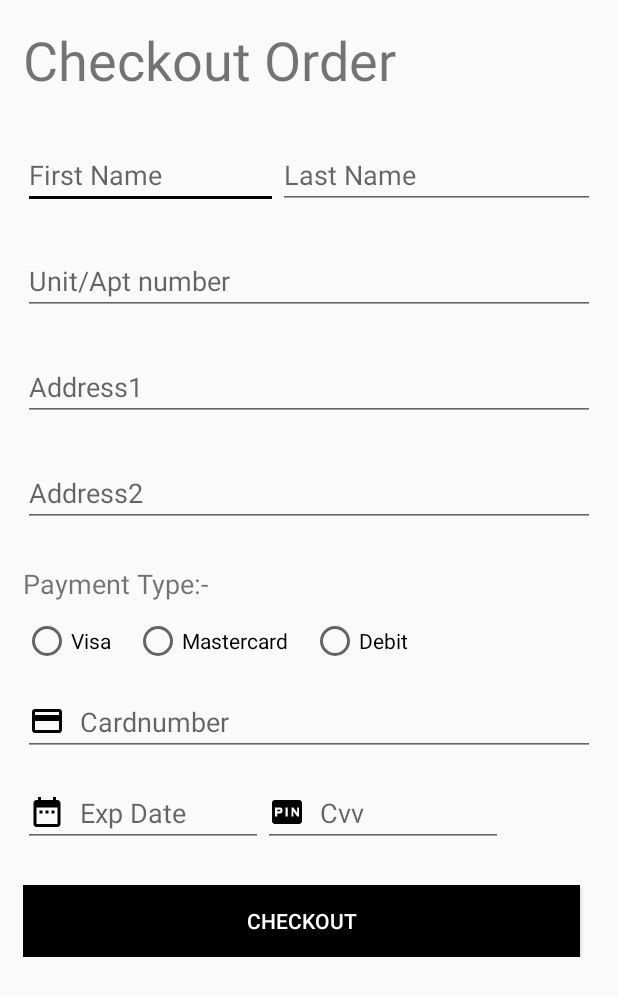
After one commit to Harshu1909/AndroidProject, an Android app: the CheckoutItem screen opened directly, with no data from a screen before it, on a phone screen of 412 x 824 dp. The commit adds this screen. Shown: the top 996 px of the screen. Run offline under Robolectric (Android 15) with nearby library versions, the phone set to English and light mode, and no system bars.

Commit message:
Checkout page

```diff
--- a/Assignment1/app/src/main/AndroidManifest.xml
+++ b/Assignment1/app/src/main/AndroidManifest.xml
@@ -19,10 +19,12 @@
         <activity android:name=".registration" />
         <activity android:name=".ViewItemList" />
         <activity android:name=".HomeMenu" />
-        <activity android:name=".ViewItemDetails"></activity>
-        <activity android:name=".ViewAccount"></activity>
-        <activity android:name=".BuyItems"></activity>
-        <activity android:name=".UpdateAccount"></activity>
+        <activity android:name=".ViewItemDetails" />
+        <activity android:name=".ViewAccount" />
+        <activity android:name=".BuyItems" />
+        <activity android:name=".UpdateAccount" />
+        <activity android:name=".CheckoutItem"
+            android:theme="@style/AppTheme.NoActionBar"/>
     </application>
 
 </manifest>
--- /dev/null
+++ b/Assignment1/app/src/main/java/com/example/harshpatel/assignment1/CheckoutItem.java
@@ -0,0 +1,25 @@
+package com.example.harshpatel.assignment1;
+
+import android.content.Intent;
+import android.support.v7.app.AppCompatActivity;
+import android.os.Bundle;
+import android.view.View;
+import android.widget.Toast;
+
+public class CheckoutItem extends AppCompatActivity {
+
+    @Override
+    protected void onCreate(Bundle savedInstanceState) {
+        super.onCreate(savedInstanceState);
+        setContentView(R.layout.activity_checkout_item);
+    }
+
+    public void checkout(View view) {
+
+        Toast.makeText(this, "Order Confirm", Toast.LENGTH_SHORT).show();
+        Intent booklist = new Intent(CheckoutItem.this,ViewItemList.class);
+
+        startActivity(booklist);
+        this.finish();
+    }
+}
--- a/Assignment1/app/src/main/java/com/example/harshpatel/assignment1/ViewItemDetails.java
+++ b/Assignment1/app/src/main/java/com/example/harshpatel/assignment1/ViewItemDetails.java
@@ -1,7 +1,9 @@
 package com.example.harshpatel.assignment1;
 
+import android.content.Intent;
 import android.support.v7.app.AppCompatActivity;
 import android.os.Bundle;
+import android.view.View;
 
 public class ViewItemDetails extends AppCompatActivity {
 
@@ -10,4 +12,19 @@ public class ViewItemDetails extends AppCompatActivity {
         super.onCreate(savedInstanceState);
         setContentView(R.layout.activity_view_item_details);
     }
+
+    public void checkoutItem(View view) {
+
+        Intent checkoutItem = new Intent(ViewItemDetails.this,CheckoutItem.class);
+        startActivity(checkoutItem);
+    }
+
+    public void cancel(View view) {
+
+        Intent cancel = new Intent(ViewItemDetails.this,ViewItemList.class);
+        startActivity(cancel);
+        this.finish();
+    }
+
+
 }
--- /dev/null
+++ b/Assignment1/app/src/main/res/drawable/calander.xml
@@ -0,0 +1,9 @@
+<vector xmlns:android="http://schemas.android.com/apk/res/android"
+        android:width="24dp"
+        android:height="24dp"
+        android:viewportWidth="24.0"
+        android:viewportHeight="24.0">
+    <path
+        android:fillColor="#FF000000"
+        android:pathData="M9,11L7,11v2h2v-2zM13,11h-2v2h2v-2zM17,11h-2v2h2v-2zM19,4h-1L18,2h-2v2L8,4L8,2L6,2v2L5,4c-1.11,0 -1.99,0.9 -1.99,2L3,20c0,1.1 0.89,2 2,2h14c1.1,0 2,-0.9 2,-2L21,6c0,-1.1 -0.9,-2 -2,-2zM19,20L5,20L5,9h14v11z"/>
+</vector>
--- /dev/null
+++ b/Assignment1/app/src/main/res/drawable/creditcard.xml
@@ -0,0 +1,9 @@
+<vector xmlns:android="http://schemas.android.com/apk/res/android"
+        android:width="24dp"
+        android:height="24dp"
+        android:viewportWidth="24.0"
+        android:viewportHeight="24.0">
+    <path
+        android:fillColor="#FF000000"
+        android:pathData="M20,4L4,4c-1.11,0 -1.99,0.89 -1.99,2L2,18c0,1.11 0.89,2 2,2h16c1.11,0 2,-0.89 2,-2L22,6c0,-1.11 -0.89,-2 -2,-2zM20,18L4,18v-6h16v6zM20,8L4,8L4,6h16v2z"/>
+</vector>
--- /dev/null
+++ b/Assignment1/app/src/main/res/drawable/cvv.xml
@@ -0,0 +1,9 @@
+<vector xmlns:android="http://schemas.android.com/apk/res/android"
+        android:width="24dp"
+        android:height="24dp"
+        android:viewportWidth="24.0"
+        android:viewportHeight="24.0">
+    <path
+        android:fillColor="#FF000000"
+        android:pathData="M5.5,10.5h2v1h-2zM20,4L4,4c-1.11,0 -1.99,0.89 -1.99,2L2,18c0,1.11 0.89,2 2,2h16c1.11,0 2,-0.89 2,-2L22,6c0,-1.11 -0.89,-2 -2,-2zM9,11.5c0,0.85 -0.65,1.5 -1.5,1.5h-2v2L4,15L4,9h3.5c0.85,0 1.5,0.65 1.5,1.5v1zM12.5,15L11,15L11,9h1.5v6zM20,15h-1.2l-2.55,-3.5L16.25,15L15,15L15,9h1.25l2.5,3.5L18.75,9L20,9v6z"/>
+</vector>
--- /dev/null
+++ b/Assignment1/app/src/main/res/layout/activity_checkout_item.xml
@@ -0,0 +1,176 @@
+<?xml version="1.0" encoding="utf-8"?>
+<ScrollView
+    android:layout_width="match_parent"
+    android:layout_height="match_parent"
+    xmlns:android="http://schemas.android.com/apk/res/android" >
+    <LinearLayout xmlns:android="http://schemas.android.com/apk/res/android"
+        xmlns:app="http://schemas.android.com/apk/res-auto"
+        xmlns:tools="http://schemas.android.com/tools"
+        android:layout_width="match_parent"
+        android:layout_height="match_parent"
+        android:orientation="vertical"
+
+        android:padding="15dp"
+        tools:context=".registration">
+
+        <TextView
+            android:layout_width="wrap_content"
+            android:layout_height="wrap_content"
+            android:textSize="36dp"
+            android:text="Checkout Order"
+            />
+
+        <LinearLayout
+            android:layout_width="wrap_content"
+            android:layout_height="wrap_content"
+            android:orientation="horizontal"
+            android:layout_marginTop="30dp">
+
+
+            <EditText
+                android:id="@+id/FCname"
+                android:layout_width="170dp"
+                android:layout_height="wrap_content"
+                android:ems="10"
+                android:inputType="textPersonName"
+                android:hint="First Name" />
+
+            <EditText
+                android:id="@+id/LCname"
+                android:layout_width="wrap_content"
+                android:layout_height="wrap_content"
+                android:ems="10"
+                android:inputType="textPersonName"
+                android:hint="Last Name" />
+
+        </LinearLayout>
+
+        <EditText
+            android:id="@+id/CUnitnumber"
+            android:layout_width="match_parent"
+            android:layout_height="wrap_content"
+            android:ems="10"
+            android:layout_marginTop="25dp"
+            android:inputType="textPostalAddress"
+            android:hint="Unit/Apt number" />
+
+        <EditText
+            android:id="@+id/CAddress1"
+            android:layout_width="match_parent"
+            android:layout_height="wrap_content"
+            android:layout_marginTop="25dp"
+            android:ems="10"
+            android:inputType="textPostalAddress"
+            android:hint="Address1" />
+
+
+        <EditText
+            android:id="@+id/CAddress2"
+            android:layout_width="match_parent"
+            android:layout_height="wrap_content"
+            android:layout_marginTop="25dp"
+            android:ems="10"
+            android:inputType="textPostalAddress"
+            android:hint="Address2" />
+
+        <TextView
+            android:layout_width="wrap_content"
+            android:layout_height="wrap_content"
+            android:layout_marginTop="25dp"
+            android:textSize="18dp"
+            android:text="Payment Type:-"/>
+
+        <LinearLayout
+            android:layout_width="wrap_content"
+            android:layout_height="wrap_content"
+            android:orientation="horizontal"
+            android:layout_marginTop="10dp">
+
+            <RadioButton
+                android:id="@+id/Ptype1"
+                android:layout_width="wrap_content"
+                android:layout_height="wrap_content"
+                android:text="Visa" />
+
+            <RadioButton
+                android:id="@+id/Ptype2"
+                android:layout_width="match_parent"
+                android:layout_height="wrap_content"
+                android:layout_marginLeft="15dp"
+                android:text="Mastercard" />
+
+            <RadioButton
+                android:id="@+id/Ptype3"
+                android:layout_width="match_parent"
+                android:layout_height="wrap_content"
+                android:layout_marginLeft="15dp"
+                android:text="Debit" />
+
+
+
+
+        </LinearLayout>
+        <EditText
+            android:id="@+id/Cardnumber"
+            android:layout_width="match_parent"
+            android:layout_height="wrap_content"
+            android:layout_marginTop="15dp"
+            android:ems="10"
+            android:inputType="number"
+            android:drawableLeft="@drawable/creditcard"
+            android:drawablePadding="10dp"
+            android:hint="Cardnumber" />
+
+        <LinearLayout
+            android:layout_width="match_parent"
+            android:layout_height="wrap_content"
+
+
+            android:orientation="horizontal">
+
+            <EditText
+                android:id="@+id/ExpDate"
+                android:layout_width="160dp"
+                android:layout_height="wrap_content"
+                android:layout_marginTop="15dp"
+                android:ems="10"
+                android:inputType="date"
+                android:drawableLeft="@drawable/calander"
+                android:drawablePadding="10dp"
+                android:hint="Exp Date" />
+
+            <EditText
+                android:id="@+id/Cvv"
+                android:layout_width="160dp"
+                android:layout_height="wrap_content"
+                android:layout_marginTop="15dp"
+                android:ems="10"
+                android:inputType="numberPassword"
+                android:drawableLeft="@drawable/cvv"
+                android:drawablePadding="10dp"
+                android:hint="Cvv" />
+
+        </LinearLayout>
+
+        <LinearLayout
+            android:layout_width="match_parent"
+            android:layout_height="wrap_content"
+            android:gravity="center"
+            android:layout_marginTop="25dp"
+            android:orientation="horizontal">
+
+            <Button
+                android:layout_width="match_parent"
+                android:layout_height="wrap_content"
+                android:onClick="checkout"
+                android:layout_marginRight="10dp"
+                android:background="@color/colorPrimaryDark"
+                android:textColor="@color/White"
+                android:text="Checkout"/>
+
+        </LinearLayout>
+
+
+
+    </LinearLayout>
+</ScrollView>
--- a/Assignment1/app/src/main/res/layout/activity_view_item_details.xml
+++ b/Assignment1/app/src/main/res/layout/activity_view_item_details.xml
@@ -16,6 +16,7 @@
             android:layout_marginRight="5dp"
             android:background="@color/colorPrimaryDark"
             android:textColor="@color/White"
+            android:onClick="checkoutItem"
             android:text="Buy now"/>
         <Button
             android:layout_width="160dp"
@@ -23,6 +24,7 @@
             android:layout_height="wrap_content"
             android:background="@color/colorPrimaryDark"
             android:textColor="@color/White"
+            android:onClick="cancel"
             android:text="Cancel"/>
     </LinearLayout>
 <ScrollView
```
